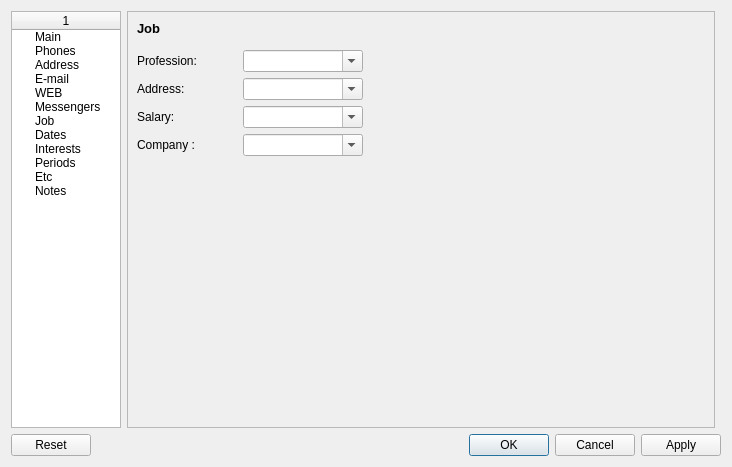
skynowa/xxxdb, file Forms/CEditor.ui: the form before one commit.
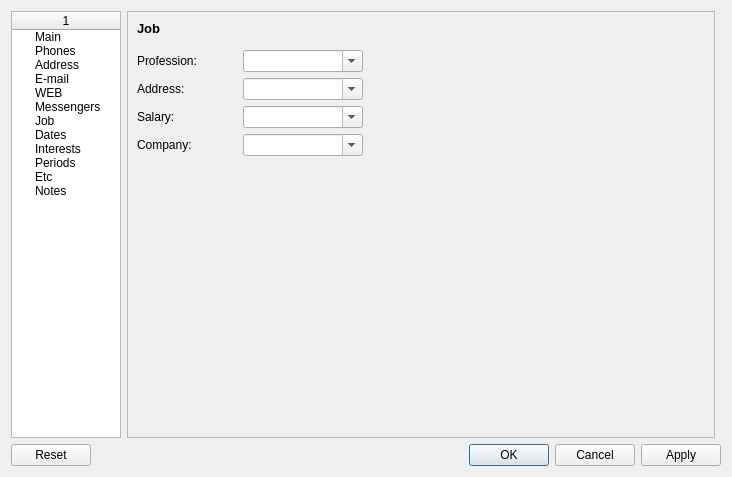
The form after the commit. The open tabs and pages were chosen to show the change.

Patch:
```diff
--- a/Forms/CEditor.ui
+++ b/Forms/CEditor.ui
@@ -7,7 +7,7 @@
     <x>0</x>
     <y>0</y>
     <width>732</width>
-    <height>467</height>
+    <height>477</height>
    </rect>
   </property>
   <layout class="QGridLayout" name="gridLayout">
@@ -2013,7 +2013,7 @@
             </size>
            </property>
            <property name="text">
-            <string>Company :</string>
+            <string>Company:</string>
            </property>
           </widget>
          </item>
```
